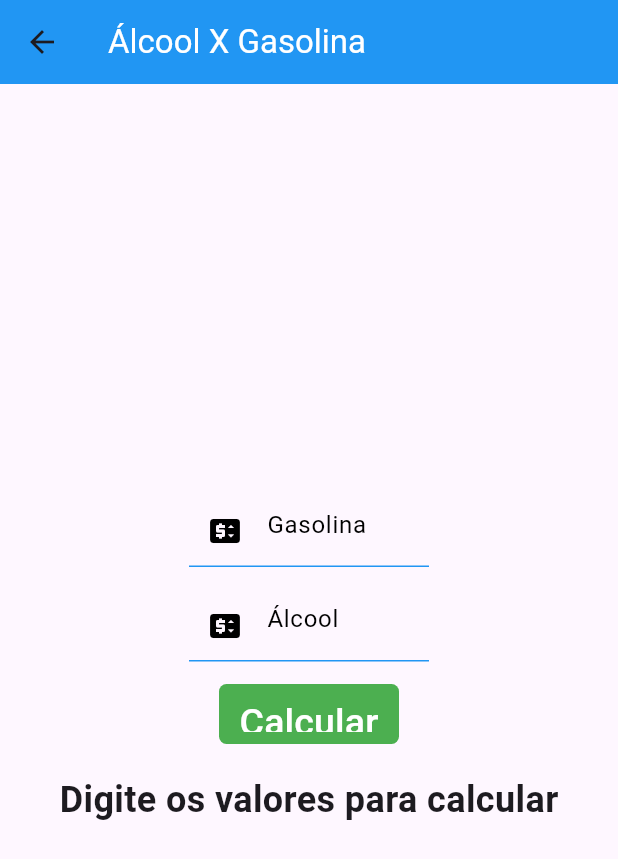
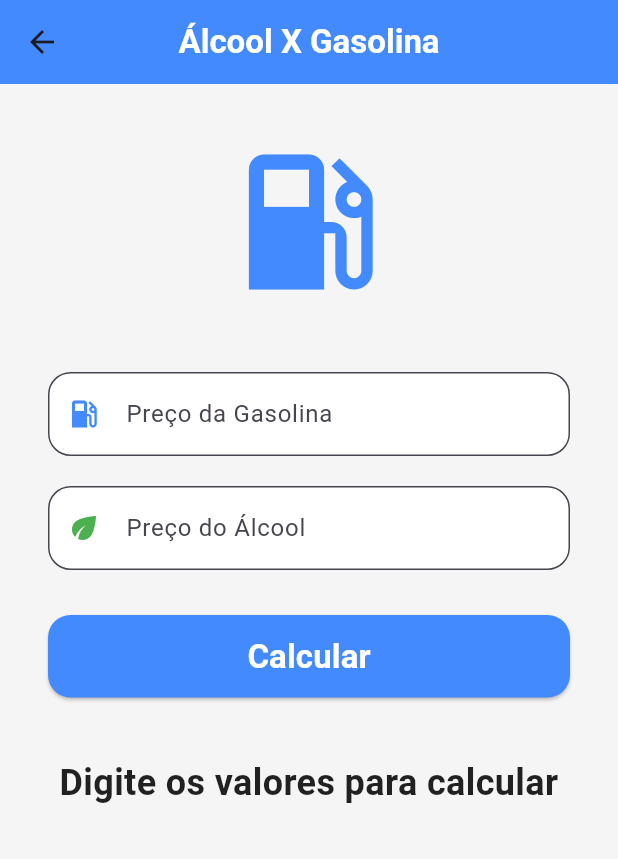
Before and after one commit to Soarezzsemj/Comparador-Precos, a Flutter app: the MainPageee screen opened directly, on a phone screen of 412 x 824 dp. Shown: the top 859 px of the screen. Run offline on Flutter 3.47's test engine with Material 3 defaults, Android fonts, the phone set to English and light mode, and no system bars.

Commit message:
Style: refiz o main_page2 p deixar mais agradavel de se ver e comentado para um melhor entendimento do codigo

```diff
--- a/lib/pages/login_page.dart
+++ b/lib/pages/login_page.dart
@@ -102,7 +102,7 @@ class _LoginPageState extends State<LoginPage> {
                               },
                               child: Icon(
                                   isObscureText ? Icons.visibility_off : Icons.visibility,
-                                  color: Colors.blue),
+                                  color: Colors.pink),
                             ),
                           ),
                         ),
--- a/lib/pages/main_page.dart
+++ b/lib/pages/main_page.dart
@@ -1,8 +1,8 @@
-import 'package:comparador_gasolina_alcool/pages/Pagina1Page.dart';
-import 'package:comparador_gasolina_alcool/pages/Pagina2Page.dart';
-import 'package:comparador_gasolina_alcool/pages/dados_cadastrais.dart';
 import 'package:flutter/material.dart';
 
+import 'Pagina1Page.dart';
+import 'Pagina2Page.dart';
+import 'dados_cadastrais.dart';
 import 'main_page2.dart';
 
 class MainPage extends StatefulWidget {
--- a/lib/pages/main_page2.dart
+++ b/lib/pages/main_page2.dart
@@ -11,99 +11,124 @@ class _MainPageeeState extends State<MainPageee> {
   double precoGasolina = 0.0;
   double precoAlcool = 0.0;
   double resultado = 0.0;
+
   @override
   Widget build(BuildContext context) {
-    // O Scaffold deve ser o widget raiz aqui, não dentro de um Column
     return Scaffold(
+      // 1. Adicionei uma cor de fundo bem suave para contrastar com os campos
+      backgroundColor: Colors.grey[100],
       appBar: AppBar(
-        title: const Text("Álcool X Gasolina",style: TextStyle(color: Colors.white), ),
-        backgroundColor: Colors.blue,
+        title: const Text(
+          "Álcool X Gasolina",
+          style: TextStyle(color: Colors.white, fontWeight: FontWeight.bold),
+        ),
+        backgroundColor: Colors.blueAccent,
+        centerTitle: true, // Centraliza o título no topo
+        elevation: 0,
       ),
       body: SafeArea(
-        child: Center(
-          // O Column aqui dentro permite ter vários elementos (TextField e Container)
+        // 2. SingleChildScrollView evita aquele erro de "tela cortada" quando o teclado sobe
+        child: SingleChildScrollView(
+          padding: const EdgeInsets.all(32.0), // Dá um respiro nas laterais
           child: Column(
             mainAxisAlignment: MainAxisAlignment.center,
+            // 3. Stretch faz os botões e campos ocuparem a largura disponível respeitando o padding
+            crossAxisAlignment: CrossAxisAlignment.stretch,
             children: [
-              Container(
-                child: SizedBox(
-                  width: 160,
-                  child: TextField(
+              // 4. Um ícone no topo para preencher o espaço e deixar mais bonito
+              const Icon(
+                  Icons.local_gas_station,
+                  size: 120,
+                  color: Colors.blueAccent
+              ),
+              const SizedBox(height: 40),
+
+              TextField(
+                // 5. Força o teclado do celular a abrir já nos números
+                keyboardType: TextInputType.number,
                 onChanged: (valueGas) {
                   setState(() {
                     precoGasolina = double.tryParse(valueGas) ?? 0.0;
                   });
                 },
-                    decoration: const InputDecoration(
-                      enabledBorder: UnderlineInputBorder(
-                        borderSide: BorderSide(color: Colors.blue),
+                decoration: InputDecoration(
+                  labelText: "Preço da Gasolina",
+                  prefixIcon: const Icon(Icons.local_gas_station, color: Colors.blueAccent),
+                  // 6. OutlineInputBorder cria aquela borda arredondada moderna ao redor de todo o campo
+                  border: OutlineInputBorder(
+                    borderRadius: BorderRadius.circular(15),
                   ),
-                      hintText: "Gasolina",
-                      hintStyle: TextStyle(color: Colors.black),
-                      prefixIcon: Icon(Icons.price_change, color: Colors.black),
+                  filled: true,
+                  fillColor: Colors.white,
                 ),
               ),
-                ),
-              ),
-              const SizedBox(height: 15),
-              Container(
-                child: SizedBox(
-                  width: 160,
-                  child: TextField(
+              const SizedBox(height: 20),
+
+              TextField(
+                keyboardType: TextInputType.number,
                 onChanged: (valueEthanol) {
                   setState(() {
                     precoAlcool = double.tryParse(valueEthanol) ?? 0.0;
                   });
                 },
-                    decoration: const InputDecoration(
-                      enabledBorder: UnderlineInputBorder(
-                        borderSide: BorderSide(color: Colors.blue),
+                decoration: InputDecoration(
+                  labelText: "Preço do Álcool",
+                  prefixIcon: const Icon(Icons.eco, color: Colors.green),
+                  border: OutlineInputBorder(
+                    borderRadius: BorderRadius.circular(15),
                   ),
-                      hintText: "Álcool",
-                      hintStyle: TextStyle(color: Colors.black),
-                      prefixIcon: Icon(Icons.price_change, color: Colors.black),
+                  filled: true,
+                  fillColor: Colors.white,
+                ),
+              ),
+              const SizedBox(height: 30),
+
+              SizedBox(
+                height: 55, // Aumentei um pouco a altura do botão para ficar mais fácil de clicar
+                child: ElevatedButton( // 7. Troquei TextButton por ElevatedButton para dar destaque
+                  onPressed: () {
+                    setState(() {
+                      // A LÓGICA CONTINUA EXATAMENTE IGUAL
+                      if (precoGasolina > 0) {
+                        resultado = precoAlcool / precoGasolina;
+                      } else {
+                        resultado = 0.0;
+                      }
+                      debugPrint(resultado.toString());
+                    });
+                  },
+                  style: ElevatedButton.styleFrom(
+                    backgroundColor: Colors.blueAccent,
+                    shape: RoundedRectangleBorder(
+                      borderRadius: BorderRadius.circular(15),
+                    ),
+                  ),
+                  child: const Text(
+                    "Calcular",
+                    style: TextStyle(
+                      color: Colors.white,
+                      fontSize: 22,
+                      fontWeight: FontWeight.bold,
                     ),
                   ),
                 ),
               ),
-              const SizedBox(height: 15),
-              SizedBox(
-                height: 40,
-                width: 120,
-                child: TextButton(
-                  onPressed: () {
-                    setState(() {
-                      if(precoGasolina > 0){
-                        resultado = precoAlcool / precoGasolina;
-                      } else {
-                        resultado = 0.0;
-                      }
+              const SizedBox(height: 40),
 
-                      debugPrint(resultado.toString());
-                    });
-                  },
-                  style: ButtonStyle(
-                    backgroundColor: WidgetStateProperty.all(Colors.green),
-                    shape: WidgetStateProperty.all(
-                      RoundedRectangleBorder(
-                        borderRadius: BorderRadiusGeometry.circular(5),
+              Text(
+                // O TERNÁRIO CONTINUA O MESMO
+                resultado == 0.0
+                    ? "Digite os valores para calcular"
+                    : (resultado < 0.7 ? "Abasteça com Álcool" : "Abasteça com Gasolina"),
+                textAlign: TextAlign.center, // Centraliza o texto do resultado
+                style: TextStyle(
+                  fontSize: 24,
+                  fontWeight: FontWeight.bold,
+                  // Um detalhe extra: a cor do texto muda dependendo do resultado!
+                  color: resultado == 0.0
+                      ? Colors.black87
+                      : (resultado < 0.7 ? Colors.green : Colors.blueAccent),
                 ),
-                    ),
-                  ),
-                  child: Text(
-                    "Calcular",
-                    style: TextStyle(
-                      color: Colors.white,
-                      fontSize: 25,
-                      fontWeight: FontWeight.w500,
-                    ),
-                  ),
-                ),
-              ),
-              const SizedBox(height:20),
-              Text(
-                resultado == 0.0 ? "Digite os valores para calcular" : ( resultado < 0.7 ? "Abasteça com Álcool": "Abasteça com Gasolina"),
-                style: const TextStyle(fontSize: 24, fontWeight: FontWeight.bold),
               ),
             ],
           ),
```
Also changed, not shown: pubspec.lock, 1 other file. Lines whose indentation alone changed are shown as unchanged.
